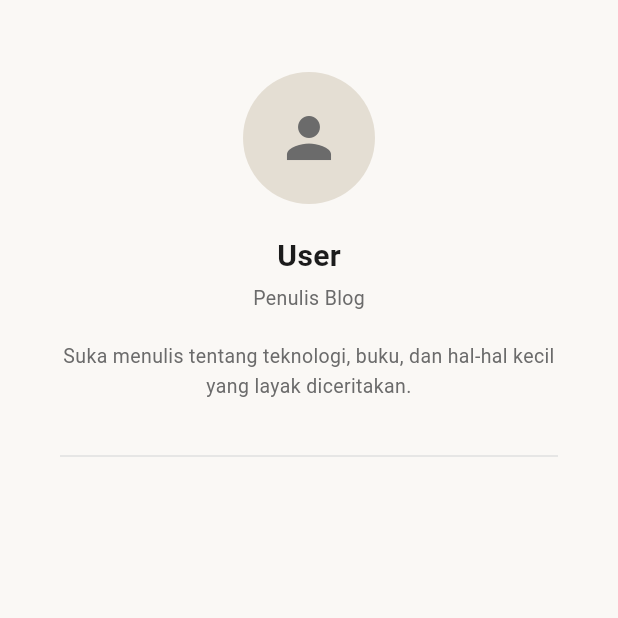
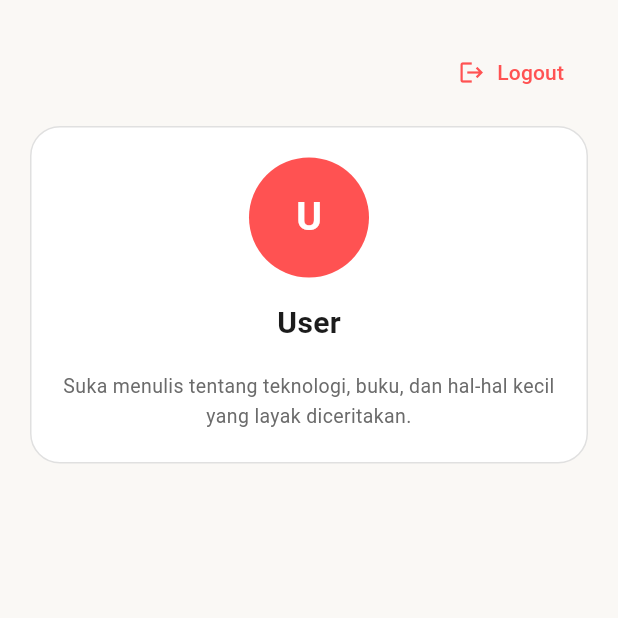
Before and after one commit to KevinKeynaro/DailyBlog, a Flutter app: the ProfilePage screen opened directly, on a phone screen of 412 x 824 dp, the top half of it. Run offline on Flutter 3.47's test engine with Material 3 defaults, Android fonts, the phone set to English and light mode, and no system bars; our stand-ins replace google_fonts; network calls fail.

Commit message:
Removing some files

```diff
--- /dev/null
+++ b/frontend/lib/misc_pages.dart
@@ -0,0 +1,208 @@
+import 'package:flutter/material.dart';
+import 'package:http/http.dart' as http;
+import 'dart:convert';
+import 'package:latihan_rpl2/main.dart';
+
+// ==== SEARCH (statis, belum ada fungsi) ====
+class SearchPage extends StatelessWidget {
+  const SearchPage({super.key});
+
+  @override
+  Widget build(BuildContext context) {
+    return Scaffold(
+      appBar: AppBar(
+        automaticallyImplyLeading: false,
+        title: const Text('Search'),
+      ),
+      body: Padding(
+        padding: const EdgeInsets.all(16),
+        child: Column(
+          children: [
+            TextField(
+              decoration: InputDecoration(
+                hintText: 'Cari artikel...',
+                prefixIcon: const Icon(Icons.search),
+                border: OutlineInputBorder(
+                  borderRadius: BorderRadius.circular(12),
+                ),
+              ),
+            ),
+            const SizedBox(height: 40),
+            const Icon(Icons.search_off, size: 48, color: Colors.grey),
+            const SizedBox(height: 8),
+            const Text(
+              'Fitur pencarian belum aktif',
+              style: TextStyle(color: Colors.grey),
+            ),
+          ],
+        ),
+      ),
+    );
+  }
+}
+
+// ==== CATEGORIES (read-only, fetch dari API) ====
+class CategoriesPage extends StatefulWidget {
+  const CategoriesPage({super.key});
+
+  @override
+  State<CategoriesPage> createState() => _CategoriesPageState();
+}
+
+class _CategoriesPageState extends State<CategoriesPage> {
+  List categories = [];
+  bool isLoading = true;
+
+  Future<void> getCategories() async {
+    setState(() => isLoading = true);
+
+    final response = await http.get(
+      Uri.parse("http://localhost:8000/api/categories"),
+    );
+
+    if (!mounted) return;
+
+    if (response.statusCode == 200) {
+      final decoded = jsonDecode(response.body);
+      final data = decoded['data'] as List;
+
+      setState(() {
+        categories = data;
+        isLoading = false;
+      });
+    } else {
+      setState(() => isLoading = false);
+      debugPrint("data categories gagal di ambil");
+    }
+  }
+
+  @override
+  void initState() {
+    super.initState();
+    getCategories();
+  }
+
+  @override
+  Widget build(BuildContext context) {
+    return Scaffold(
+      appBar: AppBar(
+        automaticallyImplyLeading: false,
+        title: const Text('Categories'),
+      ),
+      body: isLoading
+          ? const Center(child: CircularProgressIndicator())
+          : RefreshIndicator(
+              onRefresh: getCategories,
+              child: categories.isEmpty
+                  ? ListView(
+                      children: const [
+                        SizedBox(height: 100),
+                        Center(child: Text('Belum ada kategori')),
+                      ],
+                    )
+                  : ListView.builder(
+                      itemCount: categories.length,
+                      itemBuilder: (context, index) {
+                        final item = categories[index];
+                        return ListTile(
+                          leading: const Icon(Icons.label_outline),
+                          title: Text(item['name'] ?? ''),
+                        );
+                      },
+                    ),
+            ),
+    );
+  }
+}
+
+// ==== PROFILE (statis + fungsi logout) ====
+class ProfilePage extends StatelessWidget {
+  const ProfilePage({super.key});
+
+  static const _cream = Color(0xFFFAF8F5);
+  static const _ink = Color(0xFF1C1C1C);
+  static const _muted = Color(0xFF6B6B6B);
+
+  void _logout(BuildContext context) {
+    Navigator.pushAndRemoveUntil(
+      context,
+      MaterialPageRoute(builder: (context) => const LoginPage()),
+      (route) => false,
+    );
+  }
+
+  @override
+  Widget build(BuildContext context) {
+    return Scaffold(
+      backgroundColor: _cream,
+      body: SafeArea(
+        child: SingleChildScrollView(
+          padding: const EdgeInsets.symmetric(horizontal: 20, vertical: 24),
+          child: Column(
+            children: [
+              Align(
+                alignment: Alignment.centerRight,
+                child: TextButton.icon(
+                  onPressed: () => _logout(context),
+                  icon: const Icon(Icons.logout, size: 18),
+                  label: const Text('Logout'),
+                  style: ButtonStyle(
+                    foregroundColor: WidgetStateProperty.all(Colors.redAccent),
+                    overlayColor: WidgetStateProperty.all(Colors.transparent),
+                    splashFactory: NoSplash.splashFactory,
+                  ),
+                ),
+              ),
+              const SizedBox(height: 12),
+              Container(
+                padding: const EdgeInsets.all(20),
+                decoration: BoxDecoration(
+                  color: Colors.white,
+                  borderRadius: BorderRadius.circular(20),
+                  border: Border.all(color: Colors.grey.shade300),
+                ),
+                child: Column(
+                  children: [
+                    const CircleAvatar(
+                      radius: 40,
+                      backgroundColor: Colors.redAccent,
+                      child: Text(
+                        'U',
+                        style: TextStyle(
+                          color: Colors.white,
+                          fontWeight: FontWeight.bold,
+                          fontSize: 26,
+                        ),
+                      ),
+                    ),
+                    const SizedBox(height: 16),
+                    const Center(
+                      child: Text(
+                        'User',
+                        style: TextStyle(
+                          fontSize: 20,
+                          fontWeight: FontWeight.bold,
+                          color: _ink,
+                        ),
+                      ),
+                    ),
+                    const SizedBox(height: 18),
+                    const Text(
+                      'Suka menulis tentang teknologi, buku, dan hal-hal kecil yang layak diceritakan.',
+                      textAlign: TextAlign.center,
+                      style: TextStyle(
+                        fontSize: 13,
+                        color: _muted,
+                        height: 1.5,
+                      ),
+                    ),
+                  ],
+                ),
+              ),
+            ],
+          ),
+        ),
+      ),
+    );
+  }
+}
--- a/frontend/lib/navigation.dart
+++ b/frontend/lib/navigation.dart
@@ -1,9 +1,7 @@
 import 'package:flutter/material.dart';
 import 'homepage.dart';
 import 'add_article.dart';
-import 'categories.dart';
-import 'profile.dart';
-import 'search_page.dart';
+import 'misc_pages.dart';
 
 class Navigation extends StatefulWidget {
   const Navigation({super.key});
--- a/frontend/lib/profile.dart
+++ /dev/null
@@ -1,70 +0,0 @@
-import 'package:flutter/material.dart';
-
-// Halaman profil murni tampilan - tidak ada tombol, tidak ada aksi apapun.
-// Semua teks di sini statis (hardcoded), bukan dari data sungguhan.
-class ProfilePage extends StatelessWidget {
-  const ProfilePage({super.key});
-
-  static const _forest = Color(0xFF24463B);
-  static const _cream = Color(0xFFFAF8F5);
-  static const _ink = Color(0xFF1C1C1C);
-  static const _muted = Color(0xFF6B6B6B);
-
-  @override
-  Widget build(BuildContext context) {
-    return Scaffold(
-      backgroundColor: _cream,
-      body: SafeArea(
-        child: SingleChildScrollView(
-          child: Column(
-            children: [
-              const SizedBox(height: 48),
-
-              // Avatar langsung tampil tanpa banner di belakangnya
-              const CircleAvatar(
-                radius: 44,
-                backgroundColor: Color(0xFFE4DED3),
-                child: Icon(Icons.person, size: 44, color: _muted),
-              ),
-
-              const SizedBox(height: 20),
-
-              const Text(
-                'User',
-                style: TextStyle(
-                  fontSize: 20,
-                  fontWeight: FontWeight.w700,
-                  color: _ink,
-                ),
-              ),
-              const SizedBox(height: 4),
-              const Text(
-                'Penulis Blog',
-                style: TextStyle(fontSize: 13, color: _muted),
-              ),
-
-              const SizedBox(height: 20),
-              const Padding(
-                padding: EdgeInsets.symmetric(horizontal: 40),
-                child: Text(
-                  'Suka menulis tentang teknologi, buku, dan hal-hal kecil yang layak diceritakan.',
-                  textAlign: TextAlign.center,
-                  style: TextStyle(fontSize: 13, color: _muted, height: 1.5),
-                ),
-              ),
-
-              const SizedBox(height: 28),
-
-              Padding(
-                padding: const EdgeInsets.symmetric(horizontal: 40),
-                child: Divider(color: Colors.grey.shade300, thickness: 1),
-              ),
-
-              const SizedBox(height: 20),
-            ],
-          ),
-        ),
-      ),
-    );
-  }
-}
```
Also changed, not shown: frontend/lib/add_article.dart (+70 -10 lines), frontend/lib/categories.dart (deleted, +0 -76 lines), frontend/lib/search_page.dart (deleted, +0 -38 lines), 1 other file.
